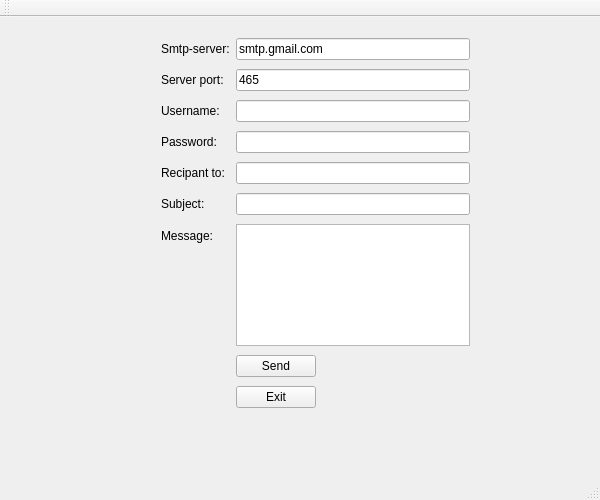
AnatolySolovyev12/SMTP-Qt, file SMTP Qt/SMTPQt.ui: the form before one commit.
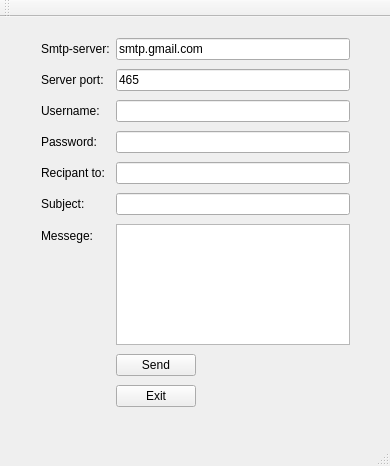
The form after the commit.

Commit message: Include add files in mail

Patch:
```diff
--- a/SMTP Qt/SMTPQt.ui
+++ b/SMTP Qt/SMTPQt.ui
@@ -6,8 +6,8 @@
    <rect>
     <x>0</x>
     <y>0</y>
-    <width>600</width>
-    <height>500</height>
+    <width>390</width>
+    <height>466</height>
    </rect>
   </property>
   <property name="windowTitle">
@@ -17,10 +17,10 @@
    <widget class="QWidget" name="layoutWidget">
     <property name="geometry">
      <rect>
-      <x>150</x>
+      <x>30</x>
       <y>10</y>
       <width>331</width>
-      <height>392</height>
+      <height>391</height>
      </rect>
     </property>
     <layout class="QFormLayout" name="formLayout">
@@ -78,12 +78,33 @@
      <item row="6" column="0">
       <widget class="QLabel" name="label_7">
        <property name="text">
-        <string>Message:</string>
+        <string>Messege:</string>
        </property>
       </widget>
      </item>
      <item row="0" column="1">
       <widget class="QLineEdit" name="server">
+       <property name="enabled">
+        <bool>true</bool>
+       </property>
+       <property name="sizePolicy">
+        <sizepolicy hsizetype="Expanding" vsizetype="Fixed">
+         <horstretch>0</horstretch>
+         <verstretch>0</verstretch>
+        </sizepolicy>
+       </property>
+       <property name="toolTip">
+        <string comment="123" extracomment="321"/>
+       </property>
+       <property name="whatsThis">
+        <string/>
+       </property>
+       <property name="accessibleName">
+        <string/>
+       </property>
+       <property name="accessibleDescription">
+        <string/>
+       </property>
        <property name="text">
         <string>smtp.gmail.com</string>
        </property>
```
Left out of the diff: 5 changed lines with no effect on the pictures. The commit also changes 2 other files.
